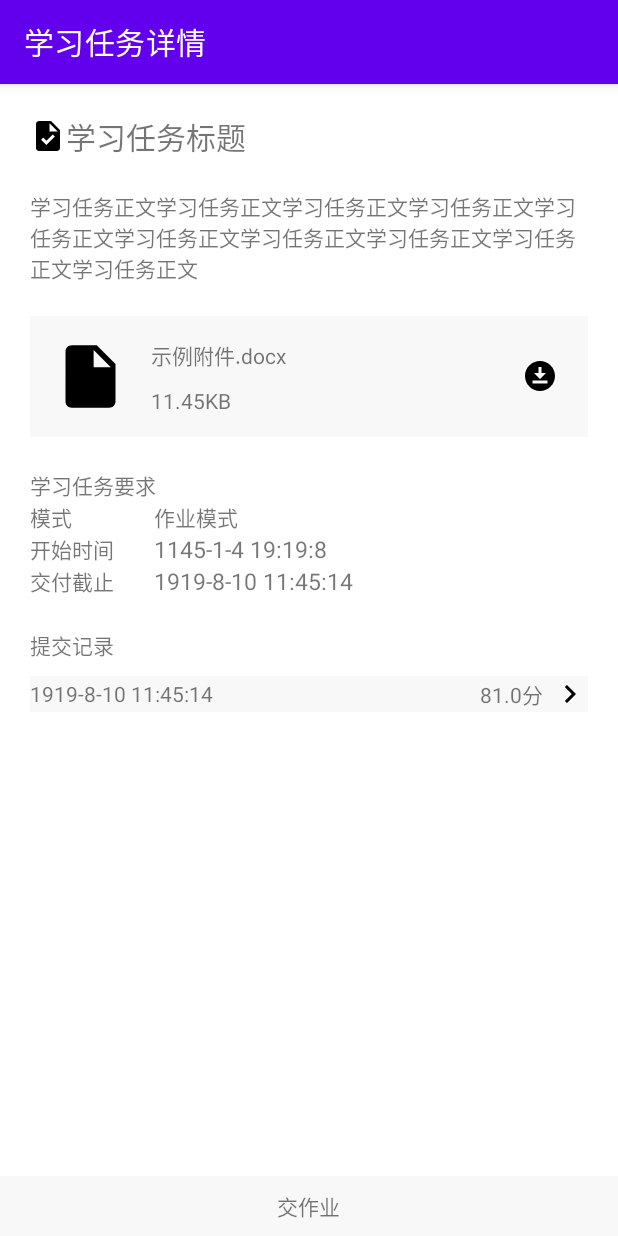
After one commit to SPM-9/SPM-9_mobile, an Android app: the StudyTaskInfoActivity screen opened directly, with no data from a screen before it, on a phone screen of 412 x 824 dp. The commit adds this screen. Run offline under Robolectric (Android 15) with nearby library versions, the phone set to English and light mode, and no system bars.

Commit message:
学习任务UI设计

```diff
--- /dev/null
+++ b/app/src/main/java/com/fxxkywcx/nostudy/activities/StudyTaskInfoActivity.java
@@ -0,0 +1,24 @@
+package com.fxxkywcx.nostudy.activities;
+
+import android.view.View;
+import androidx.appcompat.app.AppCompatActivity;
+import android.os.Bundle;
+import com.fxxkywcx.nostudy.R;
+
+public class StudyTaskInfoActivity extends AppCompatActivity {
+
+    @Override
+    protected void onCreate(Bundle savedInstanceState) {
+        super.onCreate(savedInstanceState);
+        setContentView(R.layout.activity_study_task_info);
+    }
+
+    public void Commit(View view) {
+    }
+
+    public void GetCommitInfo(View view) {
+    }
+
+    public void GetFile(View view) {
+    }
+}
--- a/app/src/main/java/com/fxxkywcx/nostudy/ui/notification/NotificationsListAdapter.java
+++ b/app/src/main/java/com/fxxkywcx/nostudy/ui/notification/NotificationsListAdapter.java
@@ -11,6 +11,7 @@ import androidx.recyclerview.widget.RecyclerView;
 import com.fxxkywcx.nostudy.Final;
 import com.fxxkywcx.nostudy.R;
 import com.fxxkywcx.nostudy.activities.AnnouncementInfoActivity;
+import com.fxxkywcx.nostudy.activities.StudyTaskInfoActivity;
 import com.fxxkywcx.nostudy.entity.NotificationEntity;
 import com.fxxkywcx.nostudy.utils.ViewUtils;
 import org.jetbrains.annotations.NotNull;
@@ -46,7 +47,7 @@ public class NotificationsListAdapter extends RecyclerView.Adapter<NotificationH
                 // 按待办事项类型跳转至对应的Activity
                 switch (notification.getNotifType()) {
                     case NotificationEntity.TASK:
-//                        jump = new Intent(context, StudyTaskInfo.class);
+                        jump = new Intent(context, StudyTaskInfoActivity.class);
                         break;
                     case NotificationEntity.ANNOUNCEMENT:
                         jump = new Intent(context, AnnouncementInfoActivity.class);
--- /dev/null
+++ b/app/src/main/res/drawable/baseline_download_for_offline_24.xml
@@ -0,0 +1,5 @@
+<vector android:height="24dp" android:tint="#000000"
+    android:viewportHeight="24" android:viewportWidth="24"
+    android:width="24dp" xmlns:android="http://schemas.android.com/apk/res/android">
+    <path android:fillColor="@android:color/white" android:pathData="M12,2C6.49,2 2,6.49 2,12s4.49,10 10,10s10,-4.49 10,-10S17.51,2 12,2zM11,10V6h2v4h3l-4,4l-4,-4H11zM17,17H7v-2h10V17z"/>
+</vector>
--- /dev/null
+++ b/app/src/main/res/drawable/baseline_insert_drive_file_24.xml
@@ -0,0 +1,5 @@
+<vector android:autoMirrored="true" android:height="50dp"
+    android:tint="#000000" android:viewportHeight="24"
+    android:viewportWidth="24" android:width="50dp" xmlns:android="http://schemas.android.com/apk/res/android">
+    <path android:fillColor="@android:color/white" android:pathData="M6,2c-1.1,0 -1.99,0.9 -1.99,2L4,20c0,1.1 0.89,2 1.99,2L18,22c1.1,0 2,-0.9 2,-2L20,8l-6,-6L6,2zM13,9L13,3.5L18.5,9L13,9z"/>
+</vector>
--- /dev/null
+++ b/app/src/main/res/drawable/baseline_mode_edit_outline_24.xml
@@ -0,0 +1,6 @@
+<vector android:height="24dp" android:tint="#000000"
+    android:viewportHeight="24" android:viewportWidth="24"
+    android:width="24dp" xmlns:android="http://schemas.android.com/apk/res/android">
+    <path android:fillColor="@android:color/white" android:pathData="M3,17.25l0,3.75l3.75,0l11.06,-11.06l-3.75,-3.75z"/>
+    <path android:fillColor="@android:color/white" android:pathData="M20.71,5.63l-2.34,-2.34c-0.39,-0.39 -1.02,-0.39 -1.41,0l-1.83,1.83l3.75,3.75l1.83,-1.83C21.1,6.65 21.1,6.02 20.71,5.63z"/>
+</vector>
--- /dev/null
+++ b/app/src/main/res/drawable/baseline_navigate_next_24.xml
@@ -0,0 +1,5 @@
+<vector android:autoMirrored="true" android:height="24dp"
+    android:tint="#000000" android:viewportHeight="24"
+    android:viewportWidth="24" android:width="24dp" xmlns:android="http://schemas.android.com/apk/res/android">
+    <path android:fillColor="@android:color/white" android:pathData="M10,6L8.59,7.41 13.17,12l-4.58,4.59L10,18l6,-6z"/>
+</vector>
--- /dev/null
+++ b/app/src/main/res/drawable/baseline_task_24.xml
@@ -0,0 +1,5 @@
+<vector android:height="24dp" android:tint="#000000"
+    android:viewportHeight="24" android:viewportWidth="24"
+    android:width="24dp" xmlns:android="http://schemas.android.com/apk/res/android">
+    <path android:fillColor="@android:color/white" android:pathData="M14,2H6C4.9,2 4.01,2.9 4.01,4L4,20c0,1.1 0.89,2 1.99,2H18c1.1,0 2,-0.9 2,-2V8L14,2zM10.94,18L7.4,14.46l1.41,-1.41l2.12,2.12l4.24,-4.24l1.41,1.41L10.94,18zM13,9V3.5L18.5,9H13z"/>
+</vector>
--- /dev/null
+++ b/app/src/main/res/layout/activity_study_task_info.xml
@@ -0,0 +1,205 @@
+<?xml version="1.0" encoding="utf-8"?>
+<RelativeLayout
+    xmlns:android="http://schemas.android.com/apk/res/android"
+    xmlns:tools="http://schemas.android.com/tools"
+    xmlns:app="http://schemas.android.com/apk/res-auto"
+    android:layout_width="match_parent"
+    android:layout_height="match_parent"
+    tools:context=".activities.StudyTaskInfoActivity"
+    android:orientation="vertical">
+
+    <LinearLayout
+        android:layout_width="match_parent"
+        android:layout_height="match_parent"
+        android:orientation="vertical"
+        android:layout_marginTop="20dp"
+        android:layout_marginStart="20dp"
+        android:layout_marginEnd="20dp"
+        android:layout_marginBottom="20dp">
+
+        <LinearLayout
+            android:layout_width="match_parent"
+            android:layout_height="wrap_content"
+            android:orientation="horizontal">
+
+            <ImageView
+                android:layout_width="wrap_content"
+                android:layout_height="wrap_content"
+                android:src="@drawable/baseline_task_24"
+                android:layout_gravity="center_vertical"/>
+
+            <TextView
+                android:layout_width="match_parent"
+                android:layout_height="wrap_content"
+                android:id="@+id/studyTask_title"
+                android:text="@string/test_studyTask_title"
+                android:textSize="20sp"/>
+        </LinearLayout>
+
+        <TextView
+            android:layout_width="match_parent"
+            android:layout_height="wrap_content"
+            android:textSize="15sp"/>
+
+        <TextView
+            android:layout_width="match_parent"
+            android:layout_height="wrap_content"
+            android:id="@+id/studyTask_body"
+            android:text="@string/test_studyTask_body"/>
+
+        <TextView
+            android:layout_width="match_parent"
+            android:layout_height="wrap_content"
+            android:textSize="15sp"/>
+
+        <RelativeLayout
+            android:layout_width="match_parent"
+            android:layout_height="wrap_content"
+            android:background="@color/translucent_gray"
+            android:onClick="GetFile">
+            <LinearLayout
+                android:layout_width="wrap_content"
+                android:layout_height="wrap_content"
+                android:orientation="horizontal">
+                <ImageView
+                    android:layout_width="wrap_content"
+                    android:layout_height="wrap_content"
+                    android:src="@drawable/baseline_insert_drive_file_24"
+                    android:layout_margin="15dp"/>
+                <LinearLayout
+                    android:layout_width="wrap_content"
+                    android:layout_height="wrap_content"
+                    android:orientation="vertical"
+                    android:layout_marginTop="15dp"
+                    android:layout_marginEnd="15dp">
+                    <TextView
+                        android:layout_width="wrap_content"
+                        android:layout_height="wrap_content"
+                        android:id="@+id/studyTask_fileName"
+                        android:text="示例附件.docx"/>
+                    <TextView
+                        android:layout_width="wrap_content"
+                        android:layout_height="wrap_content"
+                        android:id="@+id/studyTask_fileSize"
+                        android:text="11.45KB"
+                        android:layout_marginTop="10dp"/>
+                </LinearLayout>
+            </LinearLayout>
+
+            <ImageView
+                android:layout_width="wrap_content"
+                android:layout_height="wrap_content"
+                android:src="@drawable/baseline_download_for_offline_24"
+                android:layout_centerVertical="true"
+                android:layout_alignParentEnd="true"
+                android:layout_margin="20dp"
+                android:id="@+id/studyTask_download"/>
+        </RelativeLayout>
+
+        <TextView
+            android:layout_width="match_parent"
+            android:layout_height="wrap_content"
+            android:textSize="15sp"/>
+
+        <TextView
+            android:layout_width="match_parent"
+            android:layout_height="wrap_content"
+            android:text="学习任务要求"/>
+
+        <GridLayout
+            android:layout_width="match_parent"
+            android:layout_height="wrap_content"
+            android:columnCount="2"
+            android:rowCount="3">
+
+            <TextView
+                android:layout_width="wrap_content"
+                android:layout_height="wrap_content"
+                android:text="模式"/>
+
+            <TextView
+                android:layout_width="wrap_content"
+                android:layout_height="wrap_content"
+                android:id="@+id/studyTask_taskType"
+                android:text="作业模式"/>
+
+            <TextView
+                android:layout_width="wrap_content"
+                android:layout_height="wrap_content"
+                android:text="开始时间        "/>
+
+            <TextView
+                android:layout_width="wrap_content"
+                android:layout_height="wrap_content"
+                android:id="@+id/studyTask_startTime"
+                android:text="1145-1-4 19:19:8"
+                android:textSize="15sp"/>
+
+            <TextView
+                android:layout_width="wrap_content"
+                android:layout_height="wrap_content"
+                android:text="交付截止"/>
+
+            <TextView
+                android:layout_width="wrap_content"
+                android:layout_height="wrap_content"
+                android:id="@+id/studyTask_DDL"
+                android:text="1919-8-10 11:45:14"
+                android:textSize="15sp"/>
+        </GridLayout>
+
+        <TextView
+            android:layout_width="match_parent"
+            android:layout_height="wrap_content"
+            android:textSize="15sp"/>
+
+        <TextView
+            android:layout_width="match_parent"
+            android:layout_height="wrap_content"
+            android:text="提交记录"/>
+
+        <RelativeLayout
+            android:layout_width="match_parent"
+            android:layout_height="wrap_content"
+            android:layout_marginTop="10dp"
+            android:layout_marginBottom="10dp"
+            android:background="@color/translucent_gray"
+            android:onClick="GetCommitInfo">
+
+            <TextView
+                android:layout_width="wrap_content"
+                android:layout_height="wrap_content"
+                android:text="1919-8-10 11:45:14"
+                android:layout_centerVertical="true"/>
+
+            <TextView
+                android:layout_width="wrap_content"
+                android:layout_height="wrap_content"
+                android:text="81.0分"
+                android:layout_alignParentEnd="true"
+                android:layout_marginEnd="30dp"
+                android:layout_centerVertical="true"/>
+
+            <ImageView
+                android:layout_width="wrap_content"
+                android:layout_height="wrap_content"
+                android:src="@drawable/baseline_navigate_next_24"
+                android:id="@+id/studyTask_commitNext"
+                android:layout_centerVertical="true"
+                android:layout_alignParentEnd="true"/>
+        </RelativeLayout>
+    </LinearLayout>
+    <RelativeLayout
+        android:layout_width="match_parent"
+        android:layout_height="40dp"
+        android:background="@color/translucent_gray"
+        android:layout_alignParentBottom="true"
+        android:onClick="Commit">
+        <TextView
+            android:layout_width="wrap_content"
+            android:layout_height="wrap_content"
+            android:text="交作业"
+            android:layout_centerInParent="true">
+        </TextView>
+    </RelativeLayout>
+</RelativeLayout>
--- a/app/src/main/res/values/colors.xml
+++ b/app/src/main/res/values/colors.xml
@@ -7,5 +7,5 @@
     <color name="teal_700">#FF018786</color>
     <color name="black">#FF000000</color>
     <color name="white">#FFFFFFFF</color>
-    <color name="translucent_gray">#80FFFFFF</color>
+    <color name="translucent_gray">#F8F8F8</color>
 </resources>
```
Also changed, not shown: app/src/main/AndroidManifest.xml (+7 -2 lines).
